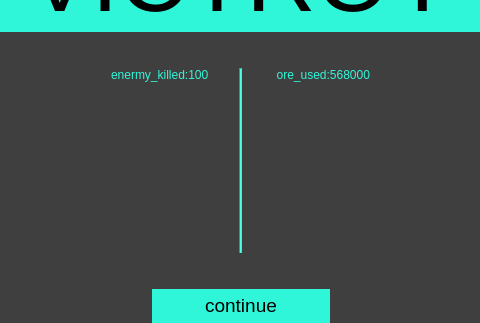
Above: src/ui/game_end_widget.ui from k88936/UnRustedWarfare before the change; both pictures show x 203 to 683 and y 334 to 657 of the 888 by 657 pixel window. Below: the same form after it.
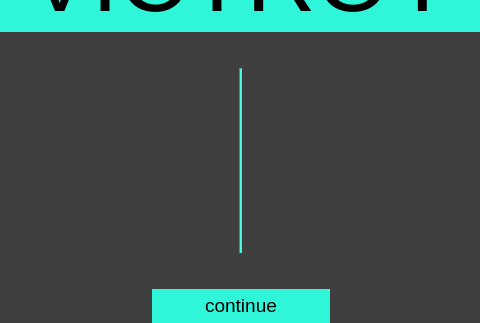
That is the form after the change.

```diff
--- a/src/ui/game_end_widget.ui
+++ b/src/ui/game_end_widget.ui
@@ -465,9 +465,6 @@
        <property name="styleSheet">
         <string notr="true">color:rgb(48, 246, 217);</string>
        </property>
-       <property name="text">
-        <string>enermy_killed:100</string>
-       </property>
        <property name="alignment">
         <set>Qt::AlignmentFlag::AlignLeading|Qt::AlignmentFlag::AlignLeft|Qt::AlignmentFlag::AlignTop</set>
        </property>
@@ -507,9 +504,6 @@
        <property name="styleSheet">
         <string notr="true">color:rgb(48, 246, 217);</string>
        </property>
-       <property name="text">
-        <string>&lt;html&gt;&lt;head/&gt;&lt;body&gt;&lt;p&gt;ore_used:568000&lt;/p&gt;&lt;/body&gt;&lt;/html&gt;</string>
-       </property>
        <property name="alignment">
         <set>Qt::AlignmentFlag::AlignRight|Qt::AlignmentFlag::AlignTop|Qt::AlignmentFlag::AlignTrailing</set>
        </property>
```
